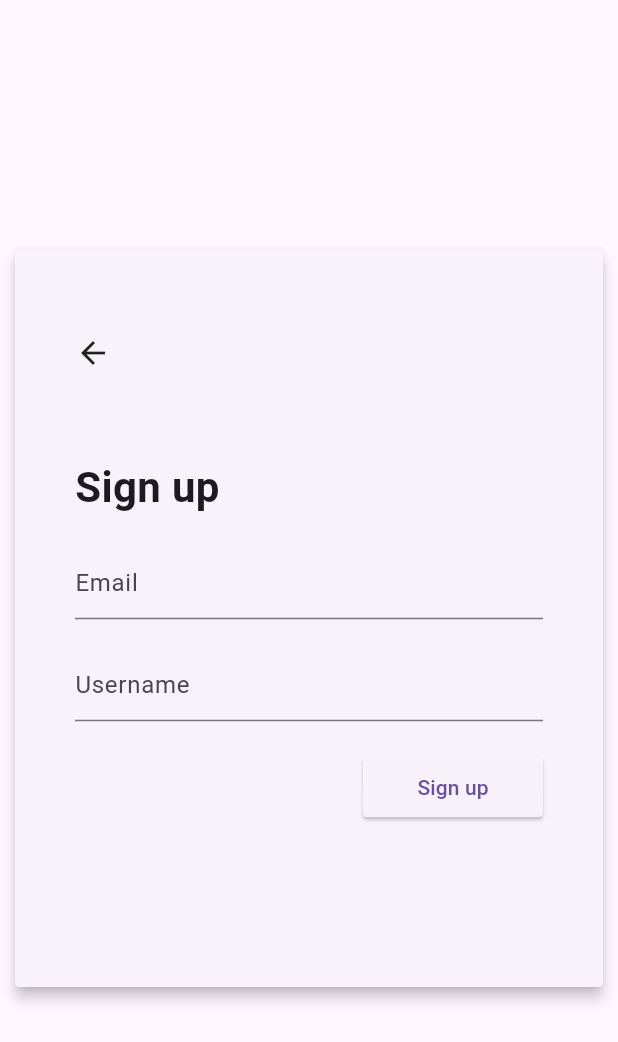
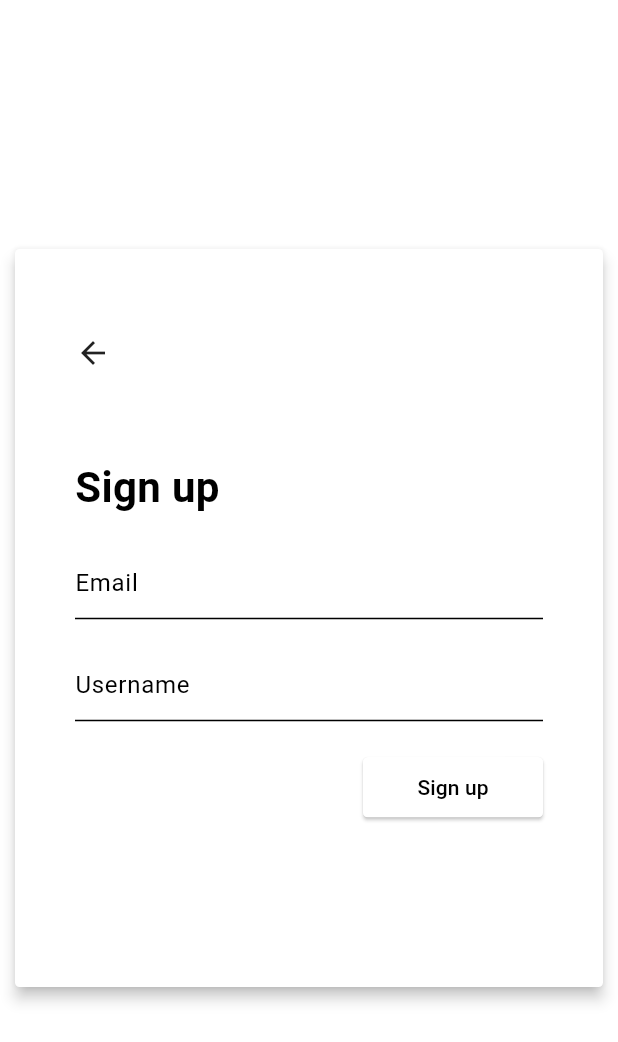
Before and after one commit to Khip01/comment_section, a Flutter app: the RegisterPage screen opened by its route, on a phone screen of 412 x 824 dp. Shown: the top 1042 px of the screen. Run offline on Flutter 3.47's test engine with Material 3 defaults, Android fonts, the phone set to English and light mode, and no system bars; our stand-ins replace firebase_core, go_router; accounts and stored records are empty.

Commit message:
chore: added some theme debug test

```diff
--- a/lib/main.dart
+++ b/lib/main.dart
@@ -14,6 +14,12 @@ Future<void> main() async {
 }
 
 class MyApp extends StatelessWidget {
+  // Routing
+  // / Landing Page / Login
+  //              / Register
+
+  // / Comment Section (Logout to go to Landing Page)
+
   // Go Router
   final GoRouter _router = GoRouter(routes: [
     GoRoute(
@@ -27,14 +33,14 @@ class MyApp extends StatelessWidget {
           path: "login",
           name: "login_page",
           builder: (context, state) {
-            return LoginPage();
+            return const LoginPage();
           },
         ),
         GoRoute(
-            path: "reqister",
+            path: "register",
             name: "register_page",
             builder: (context, state) {
-              return RegisterPage();
+              return const RegisterPage();
             })
       ],
     ),
@@ -42,7 +48,7 @@ class MyApp extends StatelessWidget {
       path: "/",
       name: "comment_page",
       builder: (context, state) {
-        return CommentPage();
+        return const CommentPage();
       },
     ),
   ], initialLocation: "/welcome", debugLogDiagnostics: true, routerNeglect: true);
@@ -52,10 +58,14 @@ class MyApp extends StatelessWidget {
   @override
   Widget build(BuildContext context) {
     return MaterialApp.router(
+      theme: ThemeData(
+        // colorSchemeSeed: Color.fromARGB(255, 241, 241, 241),
+        colorScheme: ColorScheme(brightness: Brightness.light, primary: Colors.black, onPrimary: Colors.blue, secondary: Colors.white70, onSecondary: Colors.white54, error: Colors.red, onError: Colors.redAccent, background: Colors.white, onBackground: Colors.black, surface: Colors.white, onSurface: Colors.black),
+      ),
       routeInformationParser: _router.routeInformationParser,
       routeInformationProvider: _router.routeInformationProvider,
       routerDelegate: _router.routerDelegate,
-      routerConfig: _router,
+      debugShowCheckedModeBanner: false, // Remove Debug banner when debugging
     );
   }
 }
```
